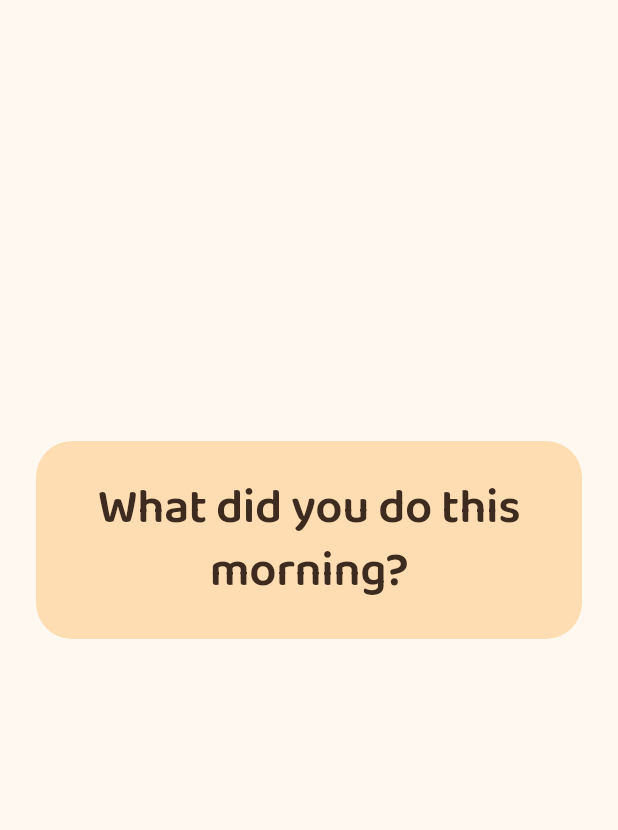
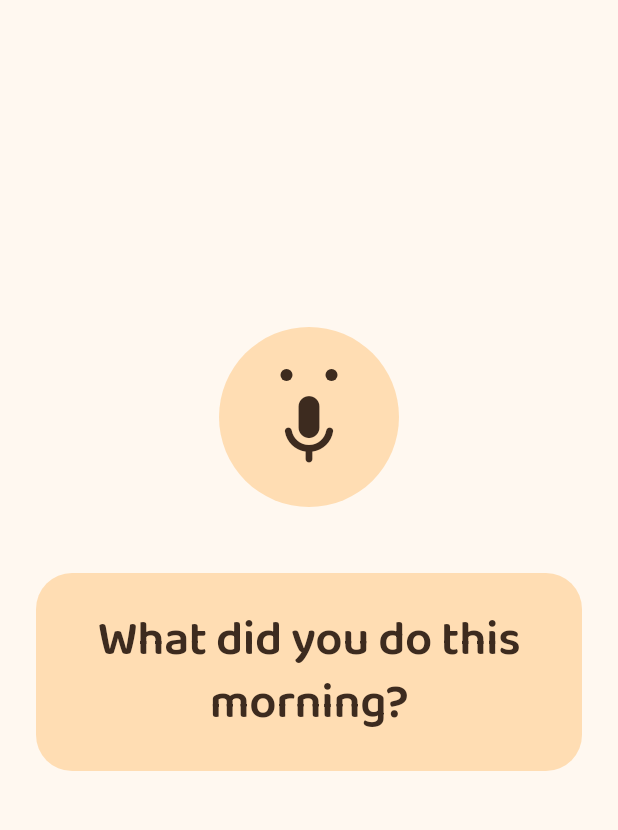
Before and after one commit to haotranthien95/reflexive, a Flutter app: the screen it shows after launch, after a tap on "STOP", on a phone screen of 412 x 824 dp, the part 84-914 px from its top. Run offline on Flutter 3.47's test engine with Material 3 defaults, Android fonts, the light colour scheme and no system bars; our stand-ins replace audioplayers, google_fonts, sqflite; missing offline and left inert: record; accounts and stored records are empty.

Commit message:
feat(01-02): add mic-with-face mascot with recording pulse ring
- 120px peach mascot built from Flutter primitives (no asset, no fetch)
- Idle / listening / concerned-but-never-sad error face variants
- Accent pulse ring animates only while isRecording is true
- Wired into PracticeScreen from PracticeState.phase, 32px above the
  question card
- Widget tests assert the ring is present only while recording

```diff
--- a/lib/screens/practice_screen.dart
+++ b/lib/screens/practice_screen.dart
@@ -4,6 +4,7 @@ import '../db/database_helper.dart';
 import '../services/audio_player_service.dart';
 import '../services/recording_service.dart';
 import '../state/practice_state.dart';
+import '../widgets/mascot.dart';
 import 'history_screen.dart';
 
 /// The single practice screen: a question appears and recording starts the
@@ -82,6 +83,12 @@ class _PracticeScreenState extends State<PracticeScreen> {
                     child: Column(
                       mainAxisAlignment: MainAxisAlignment.center,
                       children: [
+                        Mascot(
+                          isRecording:
+                              _state.phase == PracticePhase.recording,
+                          isError: _state.phase == PracticePhase.error,
+                        ),
+                        const SizedBox(height: 32), // xl
                         _QuestionCard(question: _state.currentQuestion),
                         const SizedBox(height: 48), // 2xl
                         if (_state.phase == PracticePhase.recording)
--- /dev/null
+++ b/lib/widgets/mascot.dart
@@ -0,0 +1,176 @@
+import 'package:flutter/material.dart';
+
+/// The recurring mic-with-face mascot (D-13/D-14).
+///
+/// Composed entirely from Flutter primitives — no bundled image asset and no
+/// network fetch — so it renders identically wherever it is placed, including
+/// inside a bare `MaterialApp` in tests. The three UI-SPEC tokens it needs are
+/// therefore written literally here rather than read from the ambient theme.
+///
+/// Tone contract: the face is always friendly. The [isError] variant reads as
+/// *concerned*, never sad, frowning, disappointed, or mocking — this app has no
+/// scoring and must never appear to judge the user's answer.
+class Mascot extends StatefulWidget {
+  const Mascot({super.key, this.isRecording = false, this.isError = false});
+
+  /// Listening face + the accent pulse ring, shown only while actively
+  /// recording.
+  final bool isRecording;
+
+  /// Concerned (not sad) face, paired with the error-state copy.
+  final bool isError;
+
+  @override
+  State<Mascot> createState() => _MascotState();
+}
+
+class _MascotState extends State<Mascot> with SingleTickerProviderStateMixin {
+  /// Secondary (30%) — the mascot's peach body.
+  static const Color _body = Color(0xFFFFDDB3);
+
+  /// Text-on-color — the warm brown face features.
+  static const Color _face = Color(0xFF3D2B1F);
+
+  /// Accent (10%) — the recording pulse ring. Marks something actively
+  /// happening, which is exactly what the accent is reserved for.
+  static const Color _accent = Color(0xFFFF6B35);
+
+  /// Visual anchor size from the UI-SPEC spacing exceptions (not a tap target).
+  static const double _diameter = 120;
+
+  late final AnimationController _controller;
+
+  @override
+  void initState() {
+    super.initState();
+    // Constructed eagerly, never in a field initialiser: a lazy `late final`
+    // would be created for the first time inside dispose() when the mascot was
+    // never in the recording state, and creating a Ticker while the element is
+    // deactivating throws.
+    _controller = AnimationController(
+      vsync: this,
+      duration: const Duration(milliseconds: 800),
+    );
+    if (widget.isRecording) {
+      _controller.repeat(reverse: true);
+    }
+  }
+
+  @override
+  void didUpdateWidget(covariant Mascot oldWidget) {
+    super.didUpdateWidget(oldWidget);
+    if (widget.isRecording == oldWidget.isRecording) return;
+    if (widget.isRecording) {
+      _controller.repeat(reverse: true);
+    } else {
+      _controller.stop();
+      _controller.value = 0;
+    }
+  }
+
+  @override
+  void dispose() {
+    _controller.dispose();
+    super.dispose();
+  }
+
+  @override
+  Widget build(BuildContext context) {
+    return Semantics(
+      label: widget.isRecording ? 'Listening' : 'EnglishReflex mascot',
+      child: SizedBox(
+        // Leaves room for the ring at its largest pulse (120 * 1.15 = 138).
+        width: 144,
+        height: 144,
+        child: Center(
+          child: Stack(
+            alignment: Alignment.center,
+            children: [
+              if (widget.isRecording) _buildPulseRing(),
+              _buildFace(),
+            ],
+          ),
+        ),
+      ),
+    );
+  }
+
+  Widget _buildPulseRing() {
+    return AnimatedBuilder(
+      animation: _controller,
+      builder: (context, child) {
+        final t = Curves.easeInOut.transform(_controller.value);
+        return Transform.scale(
+          scale: 1 + 0.15 * t,
+          child: Opacity(opacity: 1 - 0.5 * t, child: child),
+        );
+      },
+      child: Container(
+        key: const Key('mascot-pulse-ring'),
+        width: _diameter,
+        height: _diameter,
+        decoration: BoxDecoration(
+          shape: BoxShape.circle,
+          border: Border.all(color: _accent, width: 4),
+        ),
+      ),
+    );
+  }
+
+  Widget _buildFace() {
+    return SizedBox(
+      width: _diameter,
+      height: _diameter,
+      child: DecoratedBox(
+        decoration: const BoxDecoration(color: _body, shape: BoxShape.circle),
+        child: Stack(
+          alignment: Alignment.center,
+          children: [
+            Positioned(
+              top: 28,
+              left: 0,
+              right: 0,
+              child: Row(
+                mainAxisAlignment: MainAxisAlignment.center,
+                children: [
+                  _buildEye(mirrored: false),
+                  const SizedBox(width: 22), // sm-ish gap between the eyes
+                  _buildEye(mirrored: true),
+                ],
+              ),
+            ),
+            const Padding(
+              padding: EdgeInsets.only(top: 18),
+              child: Icon(Icons.mic_rounded, size: 56, color: _face),
+            ),
+          ],
+        ),
+      ),
+    );
+  }
+
+  Widget _buildEye({required bool mirrored}) {
+    if (widget.isError) {
+      // Slightly angled dashes — an "oh, something went wrong" look. Angled
+      // upward at the outer edge so it never reads as a frown aimed at the user.
+      return Transform.rotate(
+        angle: mirrored ? -0.35 : 0.35,
+        child: Container(
+          width: 16,
+          height: 4,
+          decoration: BoxDecoration(
+            color: _face,
+            borderRadius: BorderRadius.circular(2),
+          ),
+        ),
+      );
+    }
+    // Listening = wide-open eyes; idle = smaller, resting eyes.
+    final double size = widget.isRecording ? 12 : 8;
+    return Container(
+      width: size,
+      height: size,
+      decoration: const BoxDecoration(color: _face, shape: BoxShape.circle),
+    );
+  }
+}
```
Also changed, not shown: 1 other file.
